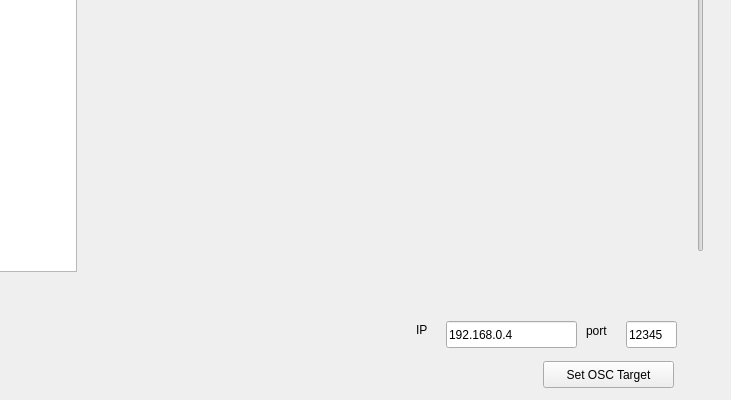
This is kpoAppGui.ui in jbeuckm/kinect_pcl_osc_qt as Qt 5 draws it before an edit; both pictures show x 254 to 985 and y 329 to 729 of the 985 by 729 pixel window. The edited form follows.
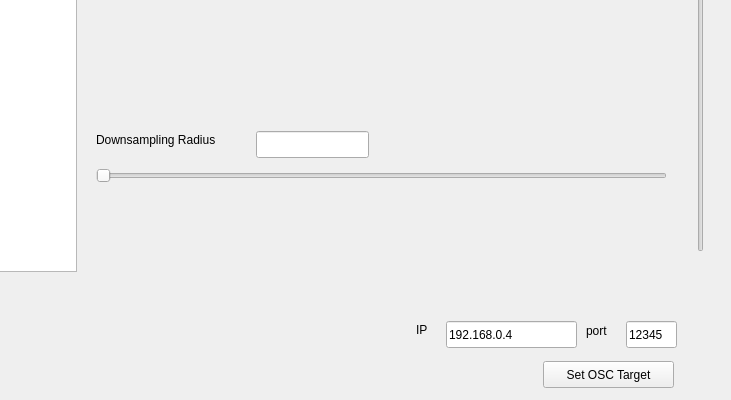
This is the edited form. Custom widgets are drawn as their Qt base class.

Commit message: sampling radius slider

The edit to the form file:
```diff
--- a/kpoAppGui.ui
+++ b/kpoAppGui.ui
@@ -294,6 +294,48 @@
      <bool>true</bool>
     </property>
    </widget>
+   <widget class="QLabel" name="label">
+    <property name="geometry">
+     <rect>
+      <x>350</x>
+      <y>460</y>
+      <width>161</width>
+      <height>17</height>
+     </rect>
+    </property>
+    <property name="text">
+     <string>Downsampling Radius</string>
+    </property>
+   </widget>
+   <widget class="QLineEdit" name="downsamplingRadiusEdit">
+    <property name="geometry">
+     <rect>
+      <x>510</x>
+      <y>460</y>
+      <width>113</width>
+      <height>27</height>
+     </rect>
+    </property>
+   </widget>
+   <widget class="QSlider" name="downsamplingRadiusSlider">
+    <property name="geometry">
+     <rect>
+      <x>350</x>
+      <y>490</y>
+      <width>571</width>
+      <height>29</height>
+     </rect>
+    </property>
+    <property name="minimum">
+     <number>1</number>
+    </property>
+    <property name="maximum">
+     <number>100</number>
+    </property>
+    <property name="orientation">
+     <enum>Qt::Horizontal</enum>
+    </property>
+   </widget>
   </widget>
  </widget>
  <customwidgets>
```
The commit also changes 7 other files.
